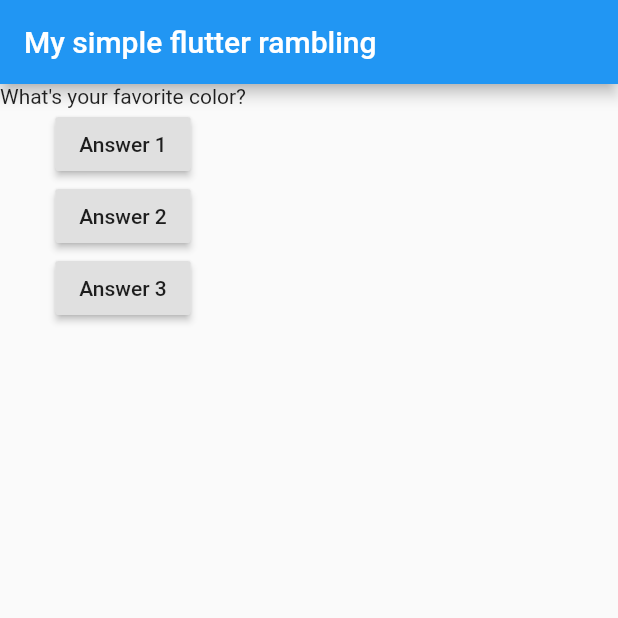
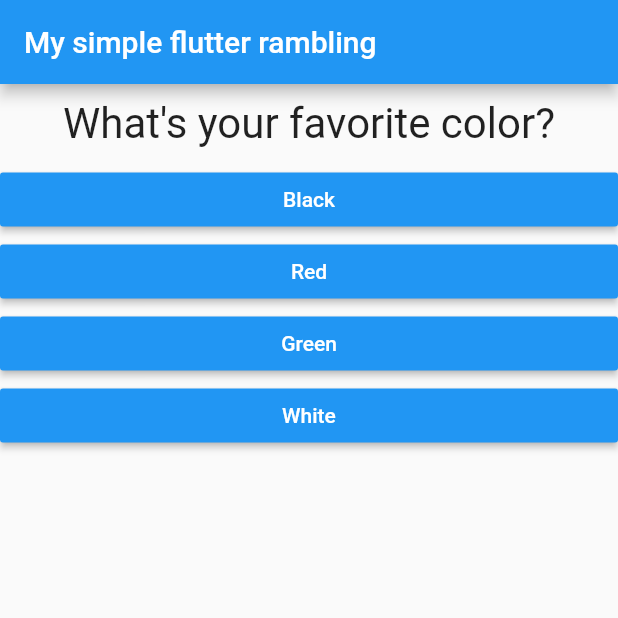
Before and after one commit to ErikMaier/GitHub-Simple-Flutter-Rambling, a Flutter app: the screen it shows after launch, on a phone screen of 412 x 824 dp, the top half of it. Run offline on Flutter 3.47's test engine with Material 2 defaults, Android fonts, the phone set to English and light mode, and no system bars.

Commit message:
Done till 47

```diff
--- /dev/null
+++ b/lib/answer.dart
@@ -0,0 +1,21 @@
+import 'package:flutter/material.dart';
+
+class Answer extends StatelessWidget {
+final Function selectHandler;
+final String answerText;
+
+Answer(this.selectHandler, this.answerText);
+
+  @override
+  Widget build(BuildContext context) {
+    return Container(
+      width: double.infinity,
+      child: RaisedButton(
+        color: Colors.blue,
+        textColor: Colors.white,
+        child: Text(answerText),
+        onPressed:selectHandler,
+      ),
+    );
+  }
+}
--- a/lib/main.dart
+++ b/lib/main.dart
@@ -1,4 +1,7 @@
 import 'package:flutter/material.dart';
+
+import './question.dart';
+import './answer.dart';
 
 // void main() {
 //   runApp(MyApp());
@@ -16,21 +19,36 @@ class MyApp extends StatefulWidget {
 }
 
 class MyAppState extends State<MyApp> {
-  var questionIndex = 0;
+  final questions = const [
+      {
+        'questionText': 'What\'s your favorite color?',
+        'answers': ['Black', 'Red', 'Green', 'White']
+      },
+      {
+        'questionText': 'What\'s your favorite animal?',
+        'answers': ['Rabbit', 'Snake', 'Elephant', 'Lion']
+      },
+      {
+        'questionText': 'Who\'s your favorite instructor?',
+        'answers': ['Max', 'Hello', 'Name1', 'Name2']
+      },
+    ];
 
-  void answerQuestion() {
+  var _questionIndex = 0;
+
+  void _answerQuestion() {
     setState(() {
-      questionIndex = questionIndex + 1;
+      _questionIndex = _questionIndex + 1;
     });
-    print(questionIndex);
+    print(_questionIndex);
+    if (_questionIndex < questions.length) {
+      print('We have more questions!');
+    }
   }
 
   @override
   Widget build(BuildContext context) {
-    var questions = [
-      'What\'s your favorite color?',
-      'What\'s your favorite animal?',
-    ];
+
     return MaterialApp(
       home: Scaffold(
         appBar: AppBar(
@@ -38,21 +56,13 @@ class MyAppState extends State<MyApp> {
         ),
         body: Column(
           children: [
-            Text(
-              questions[questionIndex],
+            Question(
+              questions[_questionIndex]['questionText'],
             ),
-            RaisedButton(
-              child: Text('Answer 1'),
-              onPressed: answerQuestion,
-            ),
-            RaisedButton(
-              child: Text('Answer 2'),
-              onPressed: answerQuestion,
-            ),
-            RaisedButton(
-              child: Text('Answer 3'),
-              onPressed: answerQuestion,
-            ),
+            ...(questions[_questionIndex]['answers'] as List<String>)
+                .map((answer) {
+              return Answer(_answerQuestion, answer);
+            }).toList()
           ],
         ),
       ),
--- /dev/null
+++ b/lib/question.dart
@@ -0,0 +1,20 @@
+import 'package:flutter/material.dart';
+
+class Question extends StatelessWidget {
+  final String questionText;
+
+  Question(this.questionText);
+
+  @override
+  Widget build(BuildContext context) {
+    return Container(
+      width: double.infinity,
+      margin: EdgeInsets.all(10),
+      child: Text(
+        questionText,
+        style: TextStyle(fontSize: 28),
+        textAlign: TextAlign.center,
+      ),
+    );
+  }
+}
```
